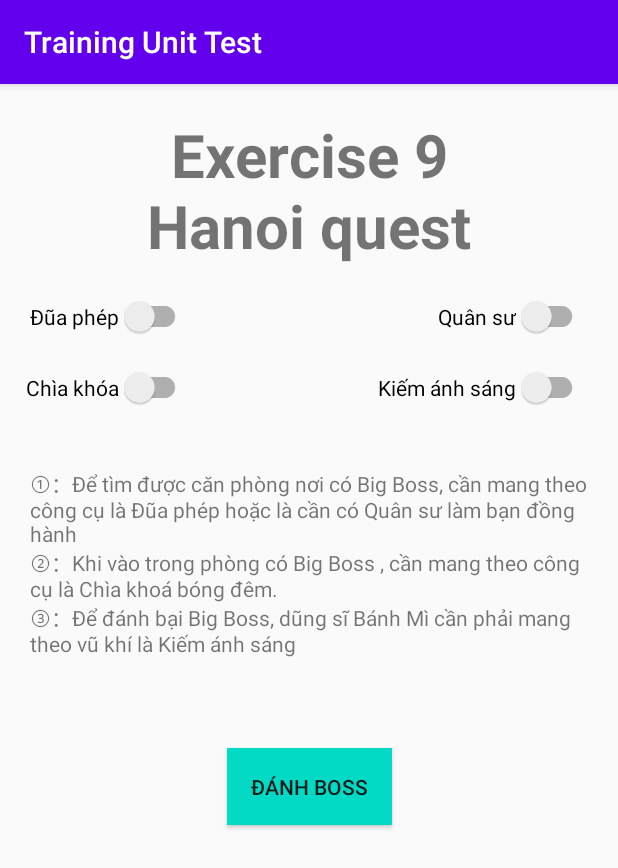
After one commit to sun-unit-test-training/android-unit-test-training, an Android app: the ExerciseNineActivity screen opened directly, with no data from a screen before it, on a phone screen of 412 x 824 dp. The commit adds this screen. Shown: the top 868 px of the screen. Run offline under Robolectric (Android 15) with nearby library versions, the phone set to English and light mode, and no system bars; our stand-ins replace data binding.

Commit message:
[Task] Add exercise 9

```diff
--- a/app/src/main/AndroidManifest.xml
+++ b/app/src/main/AndroidManifest.xml
@@ -20,6 +20,7 @@
             </intent-filter>
         </activity>
         <activity android:name=".ui.exercise_one.ExerciseOneActivity"/>
+        <activity android:name=".ui.exercise_nine.ExerciseNineActivity" />
     </application>
 
 </manifest>
--- a/app/src/main/java/com.sun.training.ut/di/ViewModelModule.kt
+++ b/app/src/main/java/com.sun.training.ut/di/ViewModelModule.kt
@@ -1,5 +1,6 @@
 package com.sun.training.ut.di
 
+import com.sun.training.ut.ui.exercise_nine.ExerciseNineViewModel
 import com.sun.training.ut.ui.exercise_one.ExerciseOneViewModel
 import com.sun.training.ut.ui.home.HomeViewModel
 import org.koin.android.viewmodel.dsl.viewModel
@@ -12,4 +13,5 @@ import org.koin.dsl.module
 val viewModelModule = module {
     viewModel { HomeViewModel(get()) }
     viewModel { ExerciseOneViewModel() }
+    viewModel { ExerciseNineViewModel() }
 }
--- /dev/null
+++ b/app/src/main/java/com.sun.training.ut/ui/exercise_nine/ExerciseNineActivity.kt
@@ -0,0 +1,33 @@
+package com.sun.training.ut.ui.exercise_nine
+
+import android.os.Bundle
+import androidx.lifecycle.Observer
+import com.sun.training.ut.BR
+import com.sun.training.ut.R
+import com.sun.training.ut.databinding.ActivityExerciseNineBinding
+import com.sun.training.ut.ui.base.BaseActivity
+import org.koin.android.viewmodel.ext.android.viewModel
+
+class ExerciseNineActivity : BaseActivity<ActivityExerciseNineBinding, ExerciseNineViewModel>() {
+
+    override val viewModel: ExerciseNineViewModel by viewModel()
+    override val bindingVariable = BR.viewModel
+    override val layoutId = R.layout.activity_exercise_nine
+
+    override fun onCreate(savedInstanceState: Bundle?) {
+        super.onCreate(savedInstanceState)
+        viewBinding.lifecycleOwner = this
+        viewModel.resultBeatBoss.observe(this, Observer { result ->
+            val textResult = if (!result.findRoom) {
+                resources.getString(R.string.can_not_find_room)
+            } else if (result.inputRoom != true) {
+                resources.getString(R.string.can_not_go_room)
+            } else if (result.beatBoss != true) {
+                resources.getString(R.string.can_not_beat_boss)
+            } else {
+                resources.getString(R.string.beat_boss)
+            }
+            viewModel.updateTextResultBeatBoss(textResult)
+        })
+    }
+}
--- a/app/src/main/java/com.sun.training.ut/ui/home/HomeActivity.kt
+++ b/app/src/main/java/com.sun.training.ut/ui/home/HomeActivity.kt
@@ -7,6 +7,7 @@ import com.sun.training.ut.R
 import com.sun.training.ut.data.model.Exercise
 import com.sun.training.ut.databinding.ActivityHomeBinding
 import com.sun.training.ut.ui.base.BaseActivity
+import com.sun.training.ut.ui.exercise_nine.ExerciseNineActivity
 import com.sun.training.ut.ui.exercise_one.ExerciseOneActivity
 import org.koin.android.viewmodel.ext.android.viewModel
 
@@ -39,7 +40,7 @@ class HomeActivity : BaseActivity<ActivityHomeBinding, HomeViewModel>(), HomeIte
                         "Ex8: Mr. A đến một sân chơi nọ để chơi cầu lông",
                         this@HomeActivity.javaClass
                     ),
-                    Exercise("Ex9: Roll Playng Game Hanoi quest", this@HomeActivity.javaClass),
+                    Exercise("Ex9: Roll Playng Game Hanoi quest", ExerciseNineActivity::class.java),
                     Exercise("Ex10: Nhà hàng Nam Từ Liêm", this@HomeActivity.javaClass)
                 )
             )
--- /dev/null
+++ b/app/src/main/res/layout/activity_exercise_nine.xml
@@ -0,0 +1,115 @@
+<?xml version="1.0" encoding="utf-8"?>
+<layout xmlns:android="http://schemas.android.com/apk/res/android"
+    xmlns:app="http://schemas.android.com/apk/res-auto"
+    xmlns:tools="http://schemas.android.com/tools">
+
+    <data>
+
+        <variable
+            name="viewModel"
+            type="com.sun.training.ut.ui.exercise_nine.ExerciseNineViewModel" />
+    </data>
+
+    <ScrollView
+        android:layout_width="match_parent"
+        android:layout_height="match_parent">
+
+        <androidx.constraintlayout.widget.ConstraintLayout
+            android:layout_width="match_parent"
+            android:layout_height="match_parent"
+            tools:context=".ui.exercise_nine.ExerciseNineActivity">
+
+            <androidx.appcompat.widget.AppCompatTextView
+                android:id="@+id/tvTitle"
+                android:layout_width="wrap_content"
+                android:layout_height="wrap_content"
+                android:layout_marginTop="@dimen/dp_20"
+                android:text="@string/exercise_9_title"
+                android:textAlignment="center"
+                android:textSize="40sp"
+                android:textStyle="bold"
+                app:layout_constraintEnd_toEndOf="parent"
+                app:layout_constraintStart_toStartOf="parent"
+                app:layout_constraintTop_toTopOf="parent" />
+
+            <androidx.appcompat.widget.SwitchCompat
+                android:id="@+id/switchMagicWand"
+                android:layout_width="wrap_content"
+                android:layout_height="wrap_content"
+                android:layout_margin="@dimen/dp_20"
+                android:onCheckedChanged="@{(v, isChecked) -> viewModel.onMagicWandChecked(isChecked)}"
+                android:text="@string/magic_wand"
+                app:layout_constraintStart_toStartOf="parent"
+                app:layout_constraintTop_toBottomOf="@id/tvTitle" />
+
+            <androidx.appcompat.widget.SwitchCompat
+                android:id="@+id/switchMaster"
+                android:layout_width="wrap_content"
+                android:layout_height="wrap_content"
+                android:layout_margin="@dimen/dp_20"
+                android:onCheckedChanged="@{(v, isChecked) -> viewModel.onMasterhecked(isChecked)}"
+                android:text="@string/master"
+                app:layout_constraintEnd_toEndOf="parent"
+                app:layout_constraintTop_toBottomOf="@id/tvTitle" />
+
+            <androidx.appcompat.widget.SwitchCompat
+                android:id="@+id/switchKey"
+                android:layout_width="wrap_content"
+                android:layout_height="wrap_content"
+                android:layout_marginTop="@dimen/dp_20"
+                android:onCheckedChanged="@{(v, isChecked) -> viewModel.onKeyChecked(isChecked)}"
+                android:text="@string/room_key"
+                app:layout_constraintEnd_toEndOf="@id/switchMagicWand"
+                app:layout_constraintTop_toBottomOf="@id/switchMagicWand" />
+
+            <androidx.appcompat.widget.SwitchCompat
+                android:id="@+id/switchLightSword"
+                android:layout_width="wrap_content"
+                android:layout_height="wrap_content"
+                android:layout_marginTop="@dimen/dp_20"
+                android:onCheckedChanged="@{(v, isChecked) -> viewModel.onLightSwordChecked(isChecked)}"
+                android:text="@string/light_sword"
+                app:layout_constraintEnd_toEndOf="@id/switchMaster"
+                app:layout_constraintTop_toBottomOf="@id/switchMaster" />
+
+            <androidx.appcompat.widget.AppCompatTextView
+                android:id="@+id/tvCondition"
+                android:layout_width="wrap_content"
+                android:layout_height="wrap_content"
+                android:layout_marginTop="@dimen/dp_20"
+                android:padding="@dimen/dp_20"
+                android:text="@string/exercise_nine_condition"
+                app:layout_constraintEnd_toEndOf="parent"
+                app:layout_constraintStart_toStartOf="parent"
+                app:layout_constraintTop_toBottomOf="@id/switchKey" />
+
+            <androidx.appcompat.widget.AppCompatButton
+                android:id="@+id/buttonGo"
+                android:layout_width="wrap_content"
+                android:layout_height="wrap_content"
+                android:layout_marginTop="@dimen/dp_40"
+                android:background="@color/colorAccent"
+                android:onClick="@{() -> viewModel.checkResultExerciseNine()}"
+                android:padding="@dimen/dp_16"
+                android:text="@string/go"
+                app:layout_constraintEnd_toEndOf="parent"
+                app:layout_constraintStart_toStartOf="parent"
+                app:layout_constraintTop_toBottomOf="@id/tvCondition" />
+
+            <androidx.appcompat.widget.AppCompatTextView
+                android:id="@+id/textViewResult"
+                android:layout_width="wrap_content"
+                android:layout_height="wrap_content"
+                android:layout_marginTop="@dimen/dp_20"
+                android:padding="@dimen/dp_20"
+                android:text="@{viewModel.textResult}"
+                android:textAlignment="center"
+                android:textColor="@color/colorBlack"
+                android:textSize="20sp"
+                app:layout_constraintEnd_toEndOf="parent"
+                app:layout_constraintStart_toStartOf="parent"
+                app:layout_constraintTop_toBottomOf="@id/buttonGo"
+                tools:text="@string/beat_boss" />
+        </androidx.constraintlayout.widget.ConstraintLayout>
+    </ScrollView>
+</layout>
--- a/app/src/main/res/values/colors.xml
+++ b/app/src/main/res/values/colors.xml
@@ -3,4 +3,5 @@
     <color name="colorPrimary">#6200EE</color>
     <color name="colorPrimaryDark">#3700B3</color>
     <color name="colorAccent">#03DAC5</color>
+    <color name="colorBlack">#000000</color>
 </resources>
--- a/app/src/main/res/values/dimens.xml
+++ b/app/src/main/res/values/dimens.xml
@@ -2,4 +2,6 @@
 <resources>
     <dimen name="dp_4">4dp</dimen>
     <dimen name="dp_16">16dp</dimen>
+    <dimen name="dp_20">20dp</dimen>
+    <dimen name="dp_40">40dp</dimen>
 </resources>
--- a/app/src/main/res/values/strings.xml
+++ b/app/src/main/res/values/strings.xml
@@ -1,5 +1,7 @@
 <resources>
     <string name="app_name">Training Unit Test</string>
+
+
     <string name="calculate">Tính</string>
     <string name="total_bill">Tổng tiền</string>
     <string name="condition">①：Thông thường giá 1 cốc bia là 490円/yên\n②：Từ 16:00 đến17:59 là thời gian ưu đãi nên giá 1 cốc là 290円/yên.\n③：Nếu có voucher giảm giá thì được ưu đãi cốc đầu tiên là 100 円/yên, bất kể thời gian nào.\n④：Voucher giảm giá được sử dụng kể cả trong thời gian ưu đãi\n⑤：Tính theo giá rẻ nhất vào thời điểm order</string>
@@ -10,4 +12,17 @@
     <string name="use_voucher">Sử dụng voucher giảm giá:</string>
     <string name="total_beer">Nhập số cốc bia</string>
     <string name="name_beer">Số cốc bia đã uống:</string>
+
+    <!--Text use for exercise 9-->
+    <string name="magic_wand">Đũa phép</string>
+    <string name="master">Quân sư</string>
+    <string name="room_key">Chìa khóa</string>
+    <string name="light_sword">Kiếm ánh sáng</string>
+    <string name="go">Đánh Boss</string>
+    <string name="can_not_find_room">Bạn không có công cụ đũa phép hoặc quân sư thì còn lâu mới tìm được phòng có Boss ( ͡🔥 ͜ʖ ͡🔥)</string>
+    <string name="can_not_go_room">Bạn không có chìa khóa bóng đêm thì chỉ có thể đứng ngoài phòng nhìn Boss thôi à ( ͡🔥 ⏏ ͡🔥)</string>
+    <string name="can_not_beat_boss">Bạn không có kiếm ánh sáng  thì còn lâu bạn mới đánh nổi Boss, chúc mừng bạn nhận được một trận đòn sấp mặt từ Boss 👋≧◉ᴥ◉≦</string>
+    <string name="beat_boss">Chúc mừng! Bạn vừa đánh bại Boss và trở thành thiên hạ đệ nhất kiếm ( ͡❛ ͜ʖ ͡❛)✊</string>
+    <string name="exercise_9_title">Exercise 9\nHanoi quest</string>
+    <string name="exercise_nine_condition">①：Để tìm được căn phòng nơi có Big Boss, cần mang theo công cụ là "Đũa phép" hoặc là cần có "Quân sư" làm bạn đồng hành\n②：Khi vào trong phòng có Big Boss , cần mang theo công cụ là "Chìa khoá bóng đêm".\n③：Để đánh bại Big Boss, dũng sĩ Bánh Mì cần phải mang theo vũ khí là "Kiếm ánh sáng" </string>
 </resources>
```
Also changed, not shown: app/src/main/java/com.sun.training.ut/data/model/No9Input.kt (added, +8 -0 lines), app/src/main/java/com.sun.training.ut/data/model/No9Result.kt (added, +7 -0 lines), app/src/main/java/com.sun.training.ut/ui/exercise_nine/ExerciseNineViewModel.kt (added, +72 -0 lines), 1 other file.
